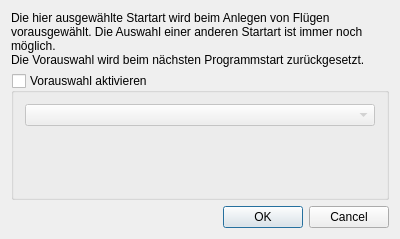
Above: src/gui/windows/LaunchMethodSelectionWindow.ui from startkladde/startkladde before the change. Below: the same form after it.
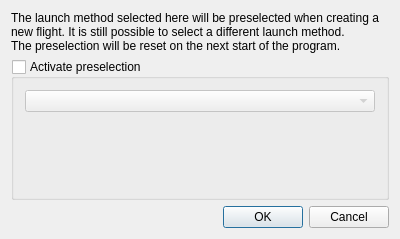
That is the form after the change. Custom widgets are drawn as their Qt base class.

Diff of the .ui file:
```diff
--- a/src/gui/windows/LaunchMethodSelectionWindow.ui
+++ b/src/gui/windows/LaunchMethodSelectionWindow.ui
@@ -17,8 +17,8 @@
    <item>
     <widget class="QLabel" name="descriptionLabel">
      <property name="text">
-      <string>Die hier ausgewählte Startart wird beim Anlegen von Flügen vorausgewählt. Die Auswahl einer anderen Startart ist immer noch möglich.
-Die Vorauswahl wird beim nächsten Programmstart zurückgesetzt.</string>
+      <string>The launch method selected here will be preselected when creating a new flight. It is still possible to select a different launch method.
+The preselection will be reset on the next start of the program.</string>
      </property>
      <property name="wordWrap">
       <bool>true</bool>
@@ -28,7 +28,7 @@
    <item>
     <widget class="QGroupBox" name="preselectionCheckbox">
      <property name="title">
-      <string>Vorauswahl aktivieren</string>
+      <string>Activate preselection</string>
      </property>
      <property name="checkable">
       <bool>true</bool>
```
